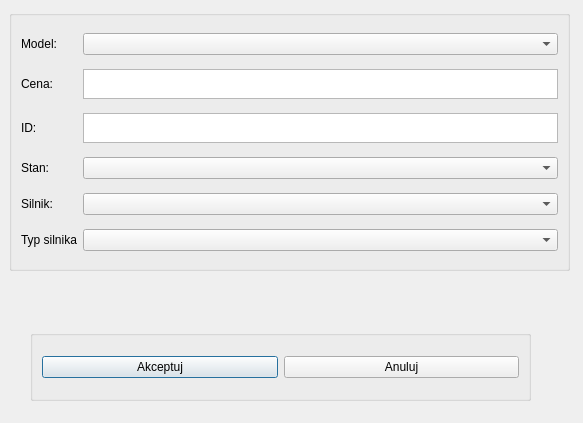
Qt form PROEProjekt2/addmotorcycle.ui (emroczko/CarDealershipManagmentApp) before a commit.
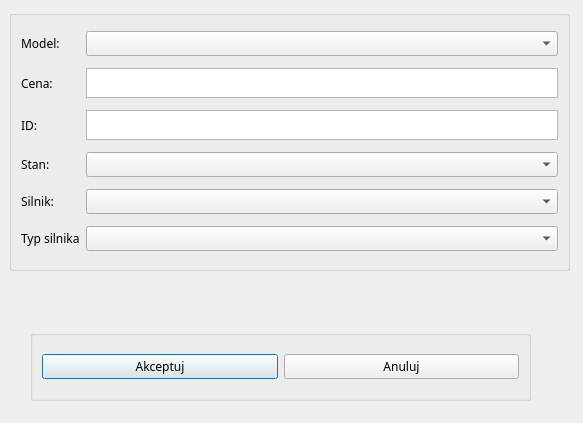
The same form after that commit.

Diff of the .ui file:
```diff
--- a/PROEProjekt2/addmotorcycle.ui
+++ b/PROEProjekt2/addmotorcycle.ui
@@ -24,10 +24,21 @@
    </property>
    <layout class="QGridLayout" name="gridLayout">
     <item row="4" column="1">
-     <widget class="QComboBox" name="Stan_wybierz"/>
+     <widget class="QComboBox" name="Stan_wybierz">
+      <property name="font">
+       <font>
+        <family>Avenir Next</family>
+       </font>
+      </property>
+     </widget>
     </item>
     <item row="0" column="0">
      <widget class="QLabel" name="Model">
+      <property name="font">
+       <font>
+        <family>Avenir Next</family>
+       </font>
+      </property>
       <property name="text">
        <string>Model:</string>
       </property>
@@ -41,10 +52,20 @@
         <height>30</height>
        </size>
       </property>
+      <property name="font">
+       <font>
+        <family>Avenir Next</family>
+       </font>
+      </property>
      </widget>
     </item>
     <item row="3" column="0">
      <widget class="QLabel" name="ID">
+      <property name="font">
+       <font>
+        <family>Avenir Next</family>
+       </font>
+      </property>
       <property name="text">
        <string>ID:</string>
       </property>
@@ -52,13 +73,24 @@
     </item>
     <item row="4" column="0">
      <widget class="QLabel" name="Stan">
+      <property name="font">
+       <font>
+        <family>Avenir Next</family>
+       </font>
+      </property>
       <property name="text">
        <string>Stan:</string>
       </property>
      </widget>
     </item>
     <item row="0" column="1">
-     <widget class="QComboBox" name="Model_wybierz"/>
+     <widget class="QComboBox" name="Model_wybierz">
+      <property name="font">
+       <font>
+        <family>Avenir Next</family>
+       </font>
+      </property>
+     </widget>
     </item>
     <item row="2" column="1">
      <widget class="QTextEdit" name="Cena_pisz">
@@ -74,20 +106,41 @@
         <height>30</height>
        </size>
       </property>
+      <property name="font">
+       <font>
+        <family>Avenir Next</family>
+       </font>
+      </property>
      </widget>
     </item>
     <item row="2" column="0">
      <widget class="QLabel" name="Cena">
+      <property name="font">
+       <font>
+        <family>Avenir Next</family>
+       </font>
+      </property>
       <property name="text">
        <string>Cena:</string>
       </property>
      </widget>
     </item>
     <item row="5" column="1">
-     <widget class="QComboBox" name="Paliw_wybierz"/>
+     <widget class="QComboBox" name="Paliw_wybierz">
+      <property name="font">
+       <font>
+        <family>Avenir Next</family>
+       </font>
+      </property>
+     </widget>
     </item>
     <item row="5" column="0">
      <widget class="QLabel" name="Paliwo">
+      <property name="font">
+       <font>
+        <family>Avenir Next</family>
+       </font>
+      </property>
       <property name="text">
        <string>Silnik:</string>
       </property>
@@ -101,10 +154,20 @@
         <height>16777215</height>
        </size>
       </property>
+      <property name="font">
+       <font>
+        <family>Avenir Next</family>
+       </font>
+      </property>
      </widget>
     </item>
     <item row="6" column="0">
      <widget class="QLabel" name="Typ_silnika">
+      <property name="font">
+       <font>
+        <family>Avenir Next</family>
+       </font>
+      </property>
       <property name="text">
        <string>Typ silnika</string>
       </property>
@@ -124,6 +187,11 @@
    <layout class="QHBoxLayout" name="horizontalLayout">
     <item>
      <widget class="QPushButton" name="Akceptuj">
+      <property name="font">
+       <font>
+        <family>Avenir Next</family>
+       </font>
+      </property>
       <property name="text">
        <string>Akceptuj</string>
       </property>
@@ -131,6 +199,11 @@
     </item>
     <item>
      <widget class="QPushButton" name="Anuluj">
+      <property name="font">
+       <font>
+        <family>Avenir Next</family>
+       </font>
+      </property>
       <property name="text">
        <string>Anuluj</string>
       </property>
```
